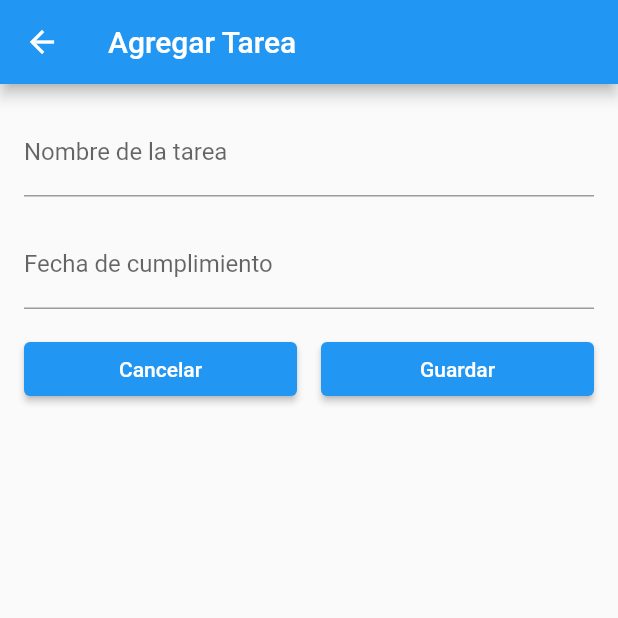
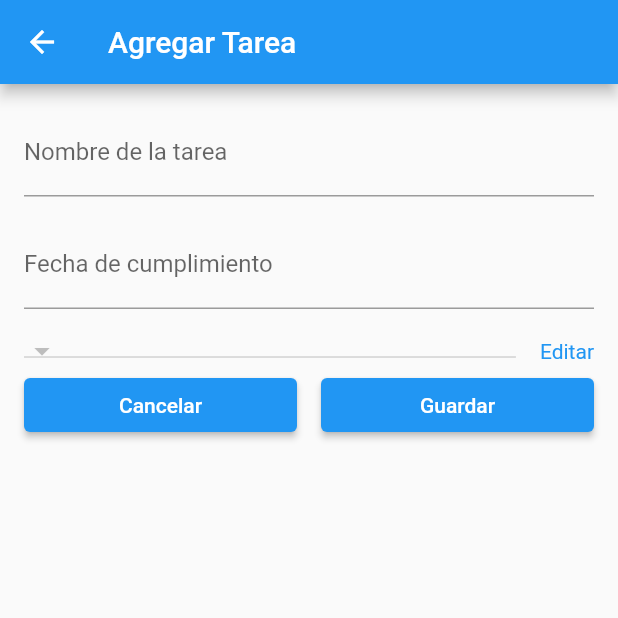
Before and after one commit to Camila-Negron/practica1, a Flutter app: the ToDoList screen opened directly, after a tap on the "add" icon, on a phone screen of 412 x 824 dp, the top half of it. Run offline on Flutter 3.47's test engine with Material 2 defaults, Android fonts, the phone set to English and light mode, and no system bars; our stand-ins replace bloc, equatable, flutter_bloc.

```diff
--- /dev/null
+++ b/lib/drop_cubit.dart
@@ -0,0 +1,15 @@
+import 'package:flutter_bloc/flutter_bloc.dart';
+import 'package:practica1/state_drop.dart';
+
+class TodoFormCubit extends Cubit<TodoFormState> {
+  TodoFormCubit(List list)
+      : super(TodoFormState(dropdownItems: [], selectedDropdownItem: ""));
+
+  void updateDropdownItems(List<String> items) {
+    emit(state.copyWith(dropdownItems: items));
+  }
+
+  void updateSelectedDropdownItem(String selectedItem) {
+    emit(state.copyWith(selectedDropdownItem: selectedItem));
+  }
+}
--- a/lib/formulario.dart
+++ b/lib/formulario.dart
@@ -1,6 +1,10 @@
 import 'package:flutter/material.dart';
 import 'package:flutter_bloc/flutter_bloc.dart';
 import 'package:practica1/todo_cubit.dart';
+import 'package:practica1/todo_state.dart';
+import 'package:practica1/drop_cubit.dart';
+import 'package:practica1/state_drop.dart';
+import 'package:practica1/GuardarEtiqueta.dart';
 
 class TodoFormScreen extends StatelessWidget {
   static final nombrePagina = "formulario";
@@ -9,9 +13,9 @@ class TodoFormScreen extends StatelessWidget {
 
   @override
   Widget build(BuildContext context) {
-    return BlocProvider(
-      create: (context) => TodoCubit(),
-      child: Scaffold(
+    final todoFormCubit = context.watch<TodoFormCubit>();
+
+    return Scaffold(
       appBar: AppBar(
         title: Text('Agregar Tarea'),
       ),
@@ -41,6 +45,39 @@ class TodoFormScreen extends StatelessWidget {
             Row(
               children: <Widget>[
                 Expanded(
+                  child: DropdownButton<String>(
+                    value: todoFormCubit.state.selectedDropdownItem,
+                    onChanged: (newValue) {
+                      todoFormCubit.updateSelectedDropdownItem(newValue!);
+                    },
+                    items: todoFormCubit.state.dropdownItems
+                        .map((item) => DropdownMenuItem(
+                              value: item,
+                              child: Text(item),
+                            ))
+                        .toList(),
+                  ),
+                ),
+                SizedBox(width: 16.0),
+                GestureDetector(
+                  onTap: () {
+                    Navigator.pushNamed(
+                      context,
+                      GuardarEtiqueta.nombrePagina,
+                    );
+                  },
+                  child: Text(
+                    'Editar',
+                    style: TextStyle(
+                      color: Colors.blue,
+                    ),
+                  ),
+                ),
+              ],
+            ),
+            Row(
+              children: <Widget>[
+                Expanded(
                   child: ElevatedButton(
                     onPressed: () {
                       Navigator.pop(context);
@@ -65,7 +102,6 @@ class TodoFormScreen extends StatelessWidget {
           ],
         ),
       ),
-      ),
     );
   }
 }
--- a/lib/lista.dart
+++ b/lib/lista.dart
@@ -3,6 +3,7 @@ import 'package:flutter_bloc/flutter_bloc.dart';
 import 'package:practica1/todo_cubit.dart';
 import 'package:practica1/todo_state.dart';
 import 'package:practica1/formulario.dart';
+
 
 class ListaT extends StatelessWidget {
   static final nombrePagina = "listado";
--- /dev/null
+++ b/lib/state_drop.dart
@@ -0,0 +1,15 @@
+class TodoFormState {
+  final List<String> dropdownItems;
+  final String selectedDropdownItem;
+
+  TodoFormState(
+      {required this.dropdownItems, required this.selectedDropdownItem});
+
+  TodoFormState copyWith(
+      {List<String>? dropdownItems, String? selectedDropdownItem}) {
+    return TodoFormState(
+      dropdownItems: dropdownItems ?? this.dropdownItems,
+      selectedDropdownItem: selectedDropdownItem ?? this.selectedDropdownItem,
+    );
+  }
+}
--- a/lib/todo_cubit.dart
+++ b/lib/todo_cubit.dart
@@ -1,7 +1,6 @@
 import 'package:bloc/bloc.dart';
 import 'package:flutter/material.dart';
 import 'package:practica1/todo_state.dart';
-
 
 class TodoCubit extends Cubit<TodoState> {
   // Lista privada de tareas y fechas de tareas
```
Also changed, not shown: lib/GuardarEtiqueta.dart (added, +17 -0 lines), lib/main.dart (+17 -40 lines). Lines whose indentation alone changed are shown as unchanged.
